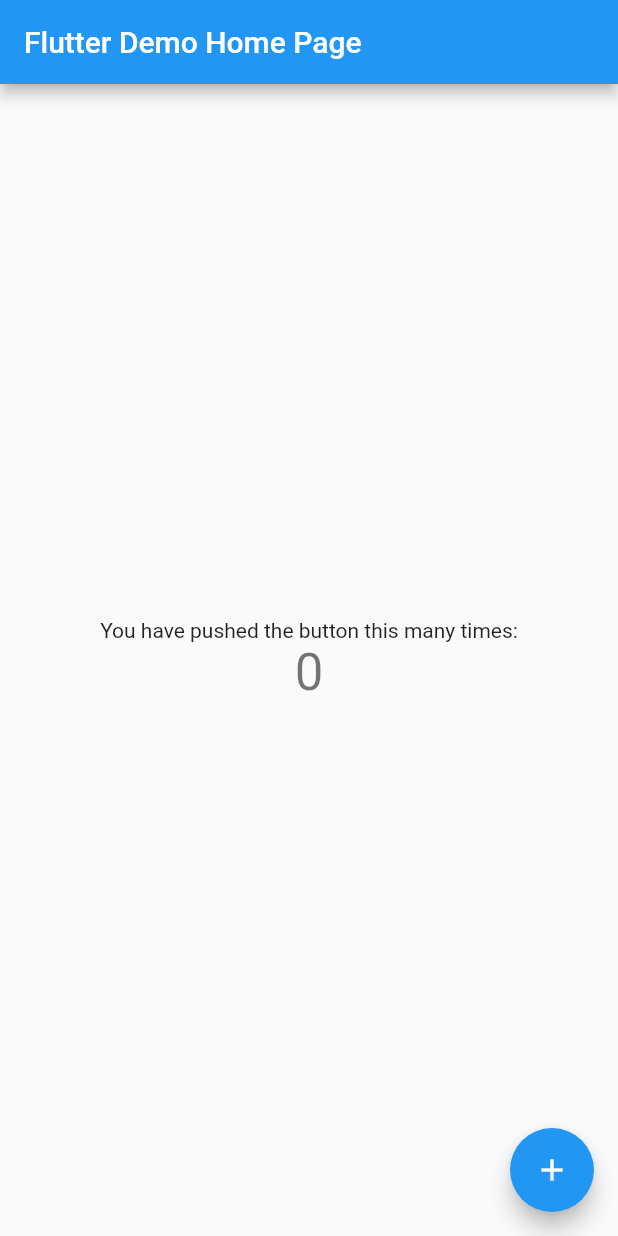
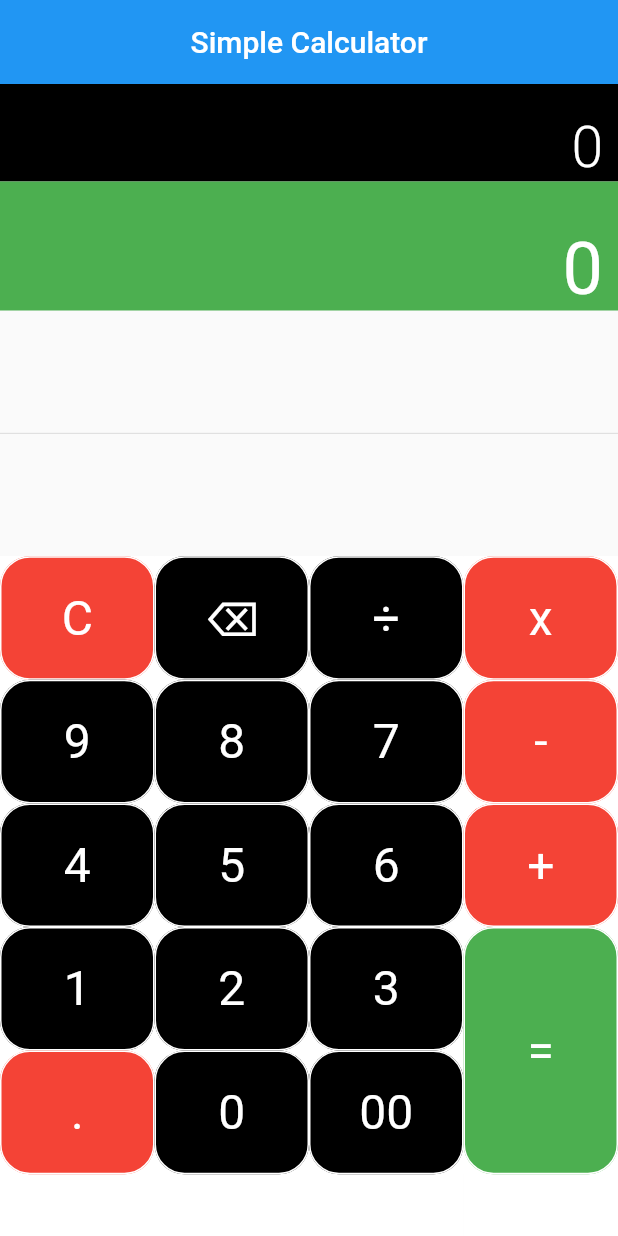
Before and after one commit to luamendonca21/Calculator, a Flutter app: the screen it shows after launch, on a phone screen of 412 x 824 dp. Run offline on Flutter 3.47's test engine with Material 2 defaults, Android fonts, the phone set to English and light mode, and no system bars.

Commit message:
front end of the app done and some basic functions

```diff
--- a/lib/main.dart
+++ b/lib/main.dart
@@ -1,16 +1,19 @@
+// ignore_for_file: deprecated_member_use
+
 import 'package:flutter/material.dart';
 
 void main() {
-  runApp(const MyApp());
+  runApp(const Calculator());
 }
 
-class MyApp extends StatelessWidget {
-  const MyApp({Key? key}) : super(key: key);
+class Calculator extends StatelessWidget {
+  const Calculator({Key? key}) : super(key: key);
 
   // This widget is the root of your application.
   @override
   Widget build(BuildContext context) {
     return MaterialApp(
+      debugShowCheckedModeBanner: false,
       title: 'Flutter Demo',
       theme: ThemeData(
         // This is the theme of your application.
@@ -24,92 +27,167 @@
         // is not restarted.
         primarySwatch: Colors.blue,
       ),
-      home: const MyHomePage(title: 'Flutter Demo Home Page'),
+      home: const SimpleCalculator(),
     );
   }
 }
 
-class MyHomePage extends StatefulWidget {
-  const MyHomePage({Key? key, required this.title}) : super(key: key);
+// class stful
 
-  // This widget is the home page of your application. It is stateful, meaning
-  // that it has a State object (defined below) that contains fields that affect
-  // how it looks.
-
-  // This class is the configuration for the state. It holds the values (in this
-  // case the title) provided by the parent (in this case the App widget) and
-  // used by the build method of the State. Fields in a Widget subclass are
-  // always marked "final".
-
-  final String title;
+class SimpleCalculator extends StatefulWidget {
+  const SimpleCalculator({Key? key}) : super(key: key);
 
   @override
-  State<MyHomePage> createState() => _MyHomePageState();
+  State<SimpleCalculator> createState() => _SimpleCalculatorState();
 }
 
-class _MyHomePageState extends State<MyHomePage> {
-  int _counter = 0;
+class _SimpleCalculatorState extends State<SimpleCalculator> {
+  /// method for button pressed behavior depending on which type of the button
 
-  void _incrementCounter() {
+  String equation = "0";
+  String result = "0";
+  String expression = "";
+  double equationSize = 38.0;
+  double resultSize = 48.0;
+
+  buttonPressed(String buttonText) {
     setState(() {
-      // This call to setState tells the Flutter framework that something has
-      // changed in this State, which causes it to rerun the build method below
-      // so that the display can reflect the updated values. If we changed
-      // _counter without calling setState(), then the build method would not be
-      // called again, and so nothing would appear to happen.
-      _counter++;
+      if (buttonText == "C") {
+        equation = "0";
+        result = "0";
+      } else if (buttonText == "⌫") {
+        equation = equation.substring(0, equation.length - 1);
+      } else if (buttonText == "=") {
+        // code
+      } else {
+        // to remove the 0
+        if (equation == "0") {
+          equation = buttonText;
+        } else {
+          equation = equation + buttonText;
+        }
+      }
     });
+    //behavior
+  }
+
+  Widget buildButton(
+      String buttonText, double buttonHeight, Color buttonColor) {
+    return Container(
+        color: Colors.white,
+        height: MediaQuery.of(context).size.height * 0.1 * buttonHeight,
+        child: TextButton(
+            child: Text(
+              buttonText,
+              style: const TextStyle(
+                  fontSize: 32,
+                  color: Colors.white,
+                  fontWeight: FontWeight.normal),
+            ),
+            onPressed: () => buttonPressed(buttonText),
+            style: ButtonStyle(
+              shape: MaterialStateProperty.all<OutlinedBorder>(
+                  RoundedRectangleBorder(
+                      side: const BorderSide(
+                          color: Colors.white,
+                          width: 1,
+                          style: BorderStyle.solid),
+                      borderRadius: BorderRadius.circular(20))),
+              backgroundColor: MaterialStateProperty.all(buttonColor),
+              padding: MaterialStateProperty.all<EdgeInsetsGeometry>(
+                  const EdgeInsets.all(16)),
+            )));
   }
 
   @override
   Widget build(BuildContext context) {
-    // This method is rerun every time setState is called, for instance as done
-    // by the _incrementCounter method above.
-    //
-    // The Flutter framework has been optimized to make rerunning build methods
-    // fast, so that you can just rebuild anything that needs updating rather
-    // than having to individually change instances of widgets.
     return Scaffold(
-      appBar: AppBar(
-        // Here we take the value from the MyHomePage object that was created by
-        // the App.build method, and use it to set our appbar title.
-        title: Text(widget.title),
+      appBar: AppBar(title: const Center(child: Text("Simple Calculator"))),
+      body: Column(
+        children: <Widget>[
+          Container(
+              alignment: Alignment.centerRight,
+              color: Colors.black,
+              padding: const EdgeInsets.fromLTRB(10, 20, 10, 0),
+              child: Text(equation,
+                  style: TextStyle(
+                      fontSize: equationSize,
+                      fontWeight: FontWeight.w300,
+                      color: Colors.white))),
+          Container(
+              alignment: Alignment.centerRight,
+              color: Colors.green,
+              padding: const EdgeInsets.fromLTRB(10, 30, 10, 0),
+              child: Text(result,
+                  style: TextStyle(
+                      fontSize: resultSize,
+                      fontWeight: FontWeight.w400,
+                      color: Colors.white))),
+          const Expanded(
+            child: Divider(),
           ),
-      body: Center(
-        // Center is a layout widget. It takes a single child and positions it
-        // in the middle of the parent.
-        child: Column(
-          // Column is also a layout widget. It takes a list of children and
-          // arranges them vertically. By default, it sizes itself to fit its
-          // children horizontally, and tries to be as tall as its parent.
-          //
-          // Invoke "debug painting" (press "p" in the console, choose the
-          // "Toggle Debug Paint" action from the Flutter Inspector in Android
-          // Studio, or the "Toggle Debug Paint" command in Visual Studio Code)
-          // to see the wireframe for each widget.
-          //
-          // Column has various properties to control how it sizes itself and
-          // how it positions its children. Here we use mainAxisAlignment to
-          // center the children vertically; the main axis here is the vertical
-          // axis because Columns are vertical (the cross axis would be
-          // horizontal).
-          mainAxisAlignment: MainAxisAlignment.center,
+          Row(
+            mainAxisAlignment: MainAxisAlignment.start,
             children: <Widget>[
-            const Text(
-              'You have pushed the button this many times:',
+              Container(
+                color: Colors.white,
+                width: MediaQuery.of(context).size.width * .75,
+                height: MediaQuery.of(context).size.height * .55,
+                child: Table(
+                  children: [
+                    TableRow(children: [
+                      buildButton("C", 1, Colors.red),
+                      buildButton("⌫", 1, Colors.black),
+                      buildButton("÷", 1, Colors.black),
+                    ]),
+                    TableRow(children: [
+                      buildButton("9", 1, Colors.black),
+                      buildButton("8", 1, Colors.black),
+                      buildButton("7", 1, Colors.black),
+                    ]),
+                    TableRow(children: [
+                      buildButton("4", 1, Colors.black),
+                      buildButton("5", 1, Colors.black),
+                      buildButton("6", 1, Colors.black),
+                    ]),
+                    TableRow(children: [
+                      buildButton("1", 1, Colors.black),
+                      buildButton("2", 1, Colors.black),
+                      buildButton("3", 1, Colors.black),
+                    ]),
+                    TableRow(children: [
+                      buildButton(".", 1, Colors.red),
+                      buildButton("0", 1, Colors.black),
+                      buildButton("00", 1, Colors.black),
+                    ]),
+                  ],
                 ),
-            Text(
-              '$_counter',
-              style: Theme.of(context).textTheme.headline4,
+              ),
+              Container(
+                width: MediaQuery.of(context).size.width * .25,
+                height: MediaQuery.of(context).size.height * .55,
+                color: Colors.white,
+                child: Table(
+                  children: [
+                    TableRow(children: [
+                      buildButton("x", 1, Colors.red),
+                    ]),
+                    TableRow(children: [
+                      buildButton("-", 1, Colors.red),
+                    ]),
+                    TableRow(children: [
+                      buildButton("+", 1, Colors.red),
+                    ]),
+                    TableRow(children: [
+                      buildButton("=", 2, Colors.green),
+                    ]),
+                  ],
+                ),
               ),
             ],
           ),
+        ],
       ),
-      floatingActionButton: FloatingActionButton(
-        onPressed: _incrementCounter,
-        tooltip: 'Increment',
-        child: const Icon(Icons.add),
-      ), // This trailing comma makes auto-formatting nicer for build methods.
     );
   }
 }
```
Also changed, not shown: 1 other file. Lines whose indentation alone changed are shown as unchanged.
